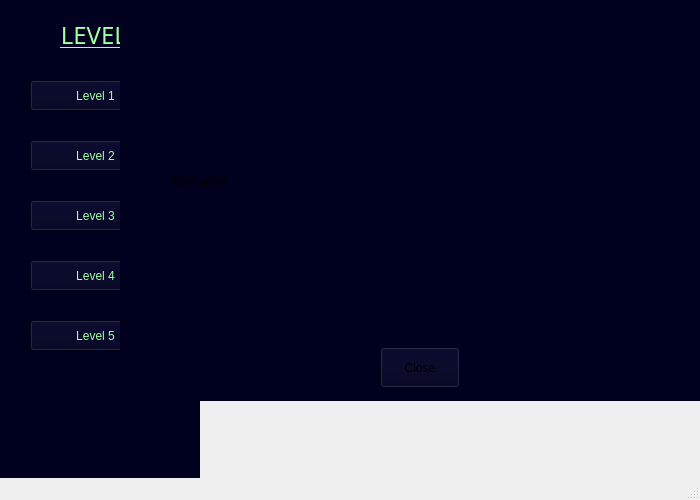
Above: mainwindow.ui from ariadneep/logigate-game before the change. Below: the same form after it.
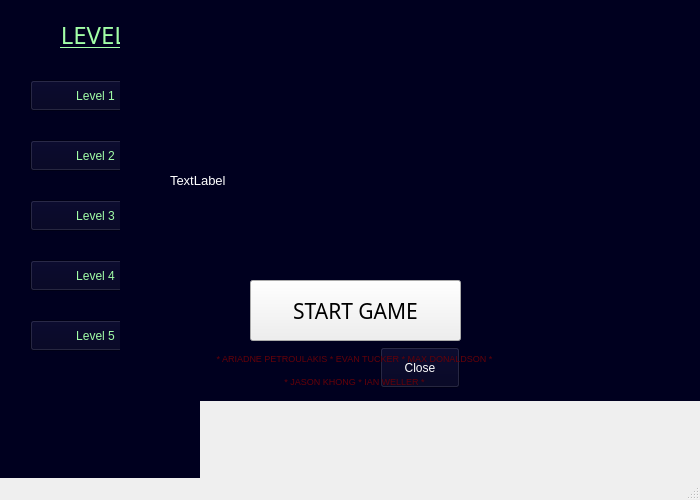
That is the form after the change. Icons and pictures are not drawn.

Commit message: Fixed font and scaling issues.

Diff of the .ui file:
```diff
--- a/mainwindow.ui
+++ b/mainwindow.ui
@@ -14,6 +14,9 @@
    <string>MainWindow</string>
   </property>
   <widget class="QWidget" name="centralwidget">
+   <property name="styleSheet">
+    <string notr="true">font: &quot;8514oem&quot;;</string>
+   </property>
    <widget class="QLabel" name="gameBoard">
     <property name="geometry">
      <rect>
@@ -273,8 +276,9 @@
     </property>
     <property name="styleSheet">
      <string notr="true">qproperty-alignment: AlignCenter;
+color: white;
 background-color: rgb(0, 0, 31);
-font: 13pt &quot;Code 7x5&quot;;</string>
+font: 13pt &quot;8514oem&quot;;</string>
     </property>
     <widget class="QPushButton" name="closeLessonButton">
      <property name="geometry">
@@ -285,6 +289,9 @@
        <height>41</height>
       </rect>
      </property>
+     <property name="styleSheet">
+      <string notr="true"/>
+     </property>
      <property name="text">
       <string>Close</string>
      </property>
@@ -313,11 +320,14 @@
     <property name="geometry">
      <rect>
       <x>0</x>
-      <y>-500</y>
+      <y>0</y>
       <width>700</width>
       <height>500</height>
      </rect>
     </property>
+    <property name="styleSheet">
+     <string notr="true">font: &quot;8514oem&quot;;</string>
+    </property>
     <widget class="QPushButton" name="startButton">
      <property name="geometry">
       <rect>
@@ -329,7 +339,7 @@
      </property>
      <property name="font">
       <font>
-       <family>Code 7x5</family>
+       <family>8514oem</family>
        <pointsize>16</pointsize>
        <italic>false</italic>
        <bold>false</bold>
@@ -362,7 +372,7 @@
        <x>79</x>
        <y>40</y>
        <width>540</width>
-       <height>360</height>
+       <height>371</height>
       </rect>
      </property>
      <property name="styleSheet">
@@ -374,9 +384,9 @@
       <property name="geometry">
        <rect>
         <x>40</x>
-        <y>310</y>
+        <y>300</y>
         <width>471</width>
-        <height>41</height>
+        <height>61</height>
        </rect>
       </property>
       <property name="styleSheet">
@@ -385,7 +395,7 @@
 color: rgb(99, 0, 8);</string>
       </property>
       <property name="text">
-       <string>&lt;html&gt;&lt;head/&gt;&lt;body&gt;&lt;p align=&quot;center&quot;&gt;• ARIADNE PETROULAKIS •  EVAN TUCKER •  MAX DONALDSON •&lt;/p&gt;&lt;p align=&quot;center&quot;&gt;•  JASON KHONG •  IAN WELLER •&lt;/p&gt;&lt;/body&gt;&lt;/html&gt;</string>
+       <string>&lt;html&gt;&lt;head/&gt;&lt;body&gt;&lt;p align=&quot;center&quot;&gt;&lt;span style=&quot; font-size:7pt;&quot;&gt;* ARIADNE PETROULAKIS * EVAN TUCKER * MAX DONALDSON *&lt;/span&gt;&lt;/p&gt;&lt;p align=&quot;center&quot;&gt;&lt;span style=&quot; font-size:7pt;&quot;&gt;* JASON KHONG * IAN WELLER *&lt;/span&gt;&lt;/p&gt;&lt;/body&gt;&lt;/html&gt;</string>
       </property>
      </widget>
     </widget>
```
Left out of the diff: 19 changed lines with no effect on the pictures.
